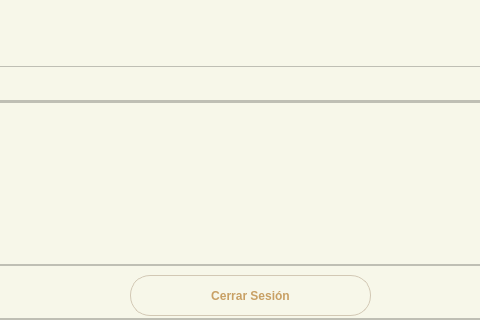
First picture: the form in pagina_editar_receta.ui, repository avilalem/ProyectoFinal, before the edit; both pictures show x 161 to 641 and y 280 to 600 of the 800 by 600 pixel window.
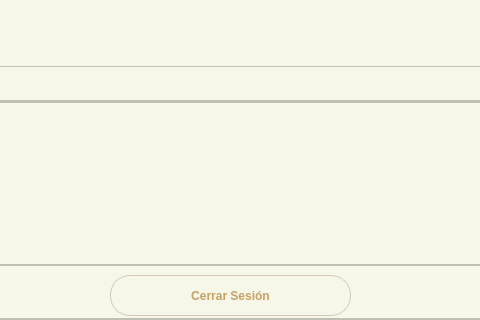
Second picture: the form after the edit. Icons and pictures are not drawn.

Diff of the .ui file:
```diff
--- a/pagina_editar_receta.ui
+++ b/pagina_editar_receta.ui
@@ -482,7 +482,7 @@
          <widget class="QPushButton" name="botonCerrarS">
           <property name="geometry">
            <rect>
-            <x>290</x>
+            <x>270</x>
             <y>10</y>
             <width>241</width>
             <height>41</height>
```
